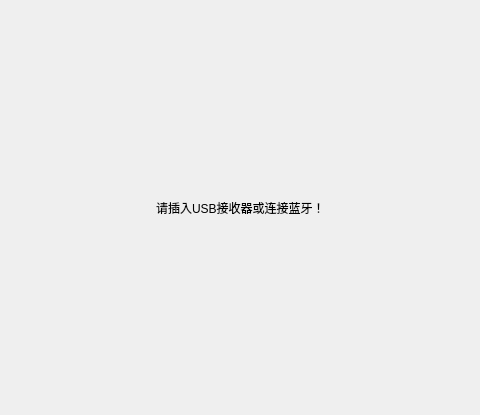
Qt form EasyPointer/DialogNoConnect.ui (wlffeng2008/EasyPointer) before a commit; both pictures show x 128 to 608 and y 0 to 415 of the 738 by 415 pixel window.
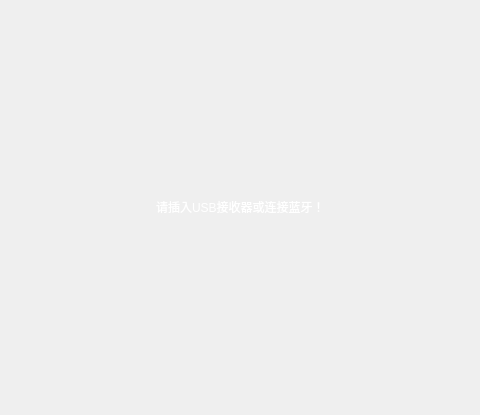
The same form after that commit.

```diff
--- a/EasyPointer/DialogNoConnect.ui
+++ b/EasyPointer/DialogNoConnect.ui
@@ -2,6 +2,9 @@
 <ui version="4.0">
  <class>DialogNoConnect</class>
  <widget class="QDialog" name="DialogNoConnect">
+  <property name="enabled">
+   <bool>false</bool>
+  </property>
   <property name="geometry">
    <rect>
     <x>0</x>
@@ -14,10 +17,11 @@
    <string>Dialog</string>
   </property>
   <layout class="QVBoxLayout" name="verticalLayout">
-   <item alignment="Qt::AlignmentFlag::AlignHCenter">
+   <item alignment="Qt::AlignmentFlag::AlignHCenter|Qt::AlignmentFlag::AlignVCenter">
     <widget class="QLabel" name="label">
      <property name="styleSheet">
-      <string notr="true">font: 32pt &quot;Microsoft YaHei&quot;;</string>
+      <string notr="true">font: 32pt &quot;Microsoft YaHei&quot;;color:white;
+background-color: transparent;</string>
      </property>
      <property name="text">
       <string>请插入USB接收器或连接蓝牙！</string>
```
